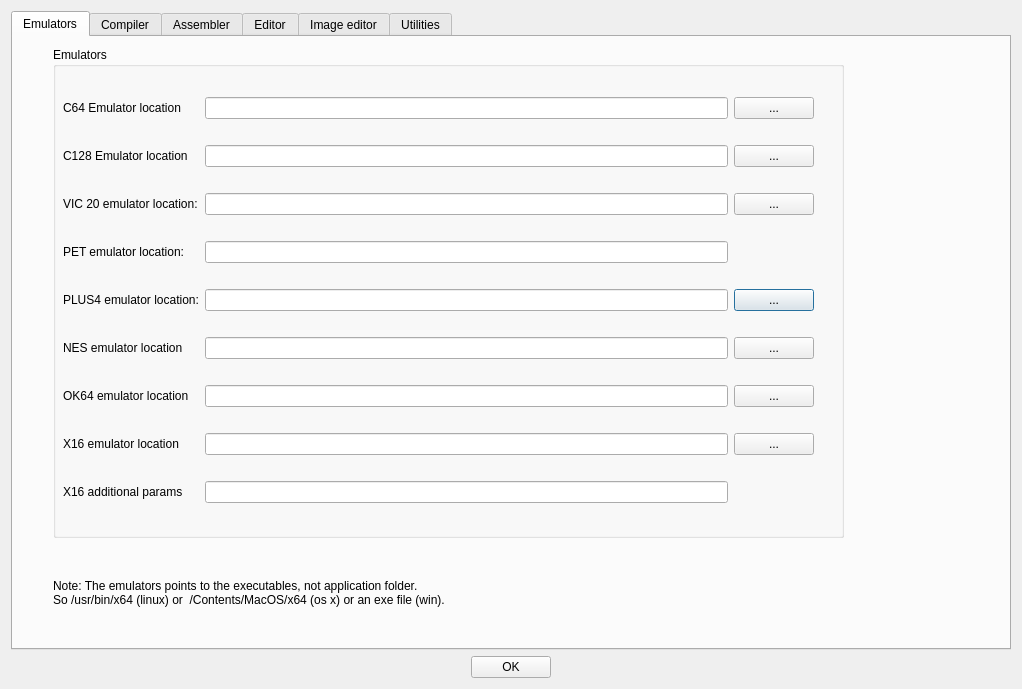
First picture: the form in source/dialogtrsesettings.ui, repository leuat/TRSE, before the edit.
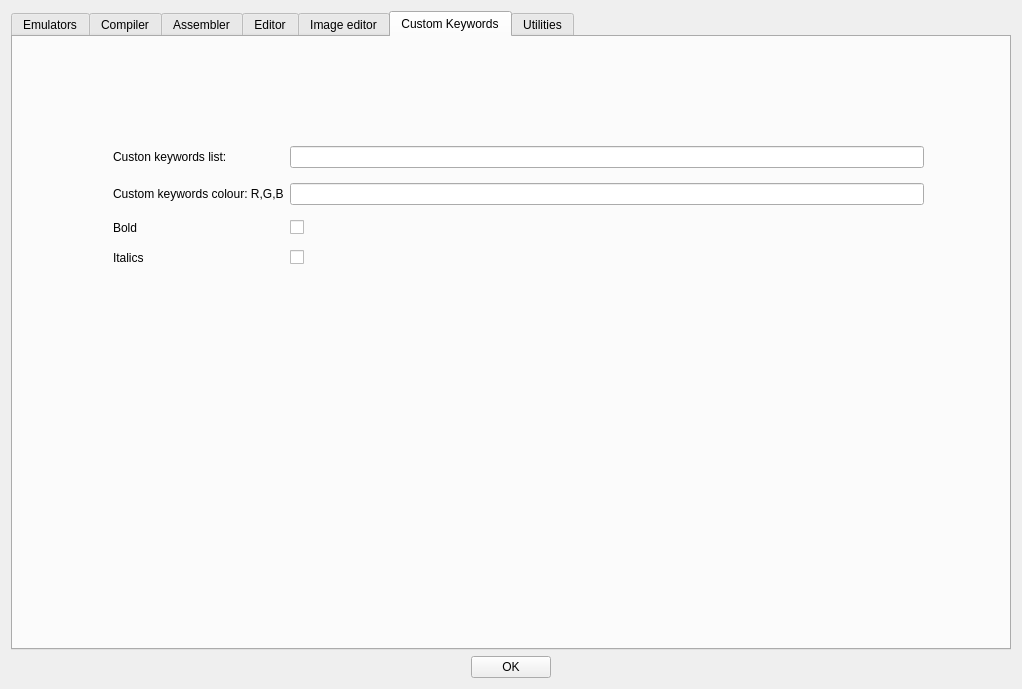
Second picture: the form after the edit. The open tabs and pages were chosen to show the change.

Patch:
```diff
--- a/source/dialogtrsesettings.ui
+++ b/source/dialogtrsesettings.ui
@@ -665,6 +665,71 @@
          </layout>
         </widget>
        </widget>
+       <widget class="QWidget" name="tab_6">
+        <attribute name="title">
+         <string>Custom Keywords</string>
+        </attribute>
+        <widget class="QWidget" name="gridLayoutWidget_7">
+         <property name="geometry">
+          <rect>
+           <x>100</x>
+           <y>100</y>
+           <width>811</width>
+           <height>141</height>
+          </rect>
+         </property>
+         <layout class="QGridLayout" name="gridLayout_11">
+          <item row="1" column="1">
+           <widget class="QLineEdit" name="leColour"/>
+          </item>
+          <item row="1" column="0">
+           <widget class="QLabel" name="label_31">
+            <property name="text">
+             <string>Custom keywords colour: R,G,B</string>
+            </property>
+           </widget>
+          </item>
+          <item row="2" column="0">
+           <widget class="QLabel" name="label_32">
+            <property name="text">
+             <string>Bold</string>
+            </property>
+           </widget>
+          </item>
+          <item row="3" column="0">
+           <widget class="QLabel" name="label_33">
+            <property name="text">
+             <string>Italics</string>
+            </property>
+           </widget>
+          </item>
+          <item row="0" column="1">
+           <widget class="QLineEdit" name="leKeywords"/>
+          </item>
+          <item row="0" column="0">
+           <widget class="QLabel" name="label_30">
+            <property name="text">
+             <string>Custon keywords list:</string>
+            </property>
+           </widget>
+          </item>
+          <item row="2" column="1">
+           <widget class="QCheckBox" name="chkBold">
+            <property name="text">
+             <string/>
+            </property>
+           </widget>
+          </item>
+          <item row="3" column="1">
+           <widget class="QCheckBox" name="chkItalic">
+            <property name="text">
+             <string/>
+            </property>
+           </widget>
+          </item>
+         </layout>
+        </widget>
+       </widget>
        <widget class="QWidget" name="tab">
         <attribute name="title">
          <string>Utilities</string>
```
